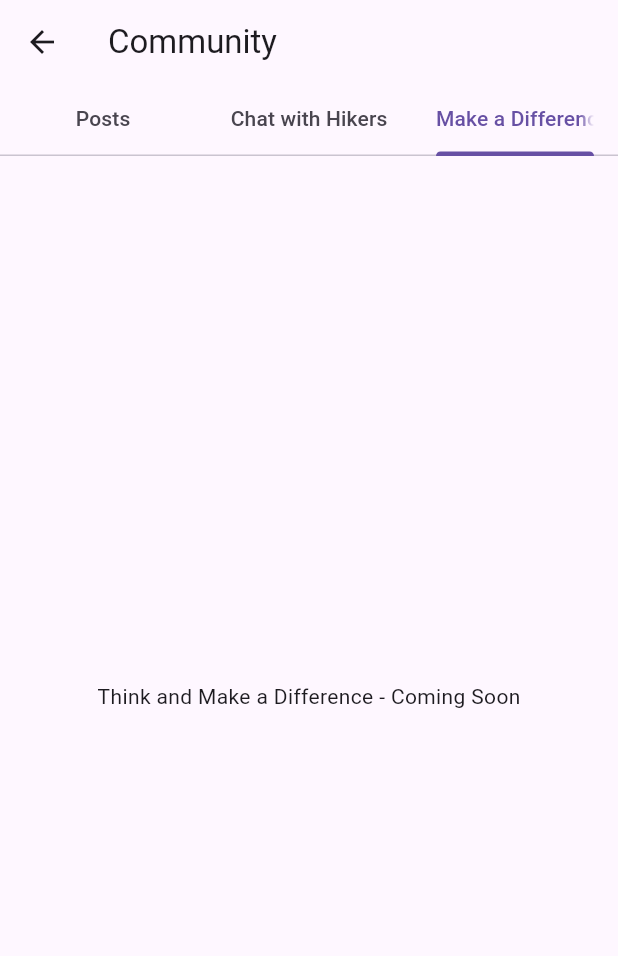
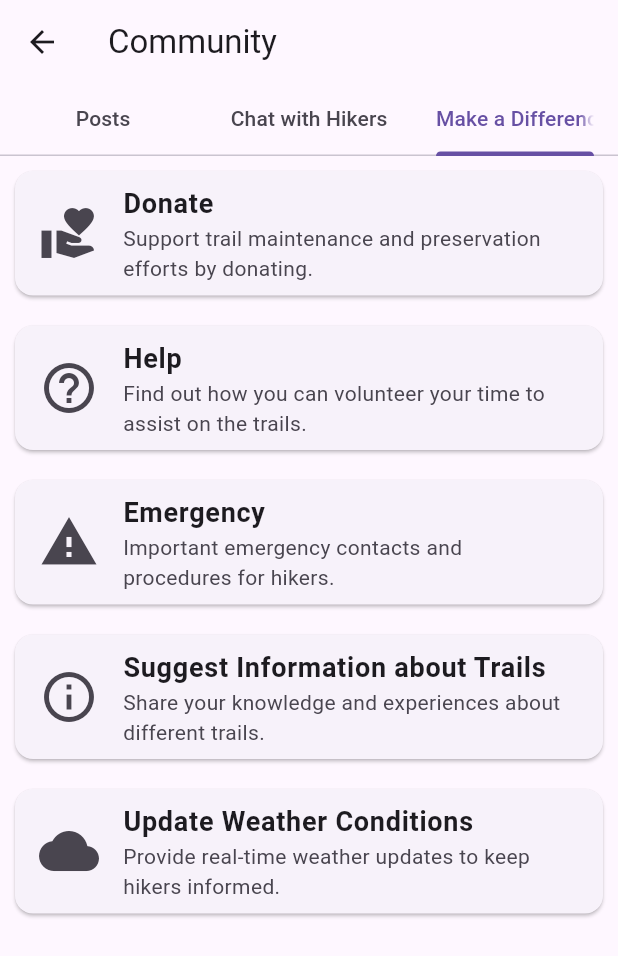
Before and after one commit to ReapredatoR/serendib_trails, a Flutter app: the CommunityScreen screen opened directly, tab 3 chosen, on a phone screen of 412 x 824 dp. Shown: the top 956 px of the screen. Run offline on Flutter 3.47's test engine with Material 3 defaults, Android fonts, the light colour scheme and no system bars.

Commit message:
"make a difference" tab under "community"

```diff
--- a/lib/screens/community_screen.dart
+++ b/lib/screens/community_screen.dart
@@ -16,16 +16,89 @@ class _CommunityScreenState extends State<CommunityScreen> {
       'comments': 45,
     },
     {
-      'image': 'lib/images/QVZkVjV3b1FkWFNpU09WRg.jpeg',
+      'image': 'lib/images/2.jpeg',
       'title': 'Exploring the Dolukanda (දොලුකන්ද)',
       'likes': 80,
       'comments': 30,
     },
     {
-      'image': 'lib/images/QVZkVjV3b1FkWFNpU09WRg.jpeg',
-      'title': 'Exploring the Knuckles Mountain Range',
+      'image': 'lib/images/3.jpg',
+      'title': 'Sunrise from the top of the Great Western!',
       'likes': 200,
       'comments': 70,
+    },
+  ];
+
+  final List<Map<String, dynamic>> _chats = [
+    {
+      'profilePic': 'lib/images/profile1.jpg',
+      'name': 'Hiker Joe',
+      'message': 'Are we meeting at the trailhead?',
+      'unreadMessages': 0,
+      'lastSeen': '2 hours ago'
+    },
+    {
+      'profilePic': 'lib/images/profile2.jpg',
+      'name': 'TrailBlazer Sue',
+      'message': 'I saw an amazing waterfall!',
+      'unreadMessages': 3,
+      'lastSeen': 'just now'
+    },
+    {
+      'profilePic': 'lib/images/profile3.jpg',
+      'name': 'Mountain Mike',
+      'message': 'When is our next hike?',
+      'unreadMessages': 1,
+      'lastSeen': '1 hour ago'
+    },
+    {
+      'profilePic': 'lib/images/profile4.jpg',
+      'name': 'Adventure Amy',
+      'message': 'Check out these photos!',
+      'unreadMessages': 0,
+      'lastSeen': '30 mins ago'
+    },
+    {
+      'profilePic': 'lib/images/profile5.jpg',
+      'name': 'Nature Nate',
+      'message': 'The trail was tough but worth it!',
+      'unreadMessages': 5,
+      'lastSeen': '10 mins ago'
+    },
+    {
+      'profilePic': 'lib/images/profile6.jpg',
+      'name': 'Hiker Hannah',
+      'message': 'I loved the sunrise view!',
+      'unreadMessages': 2,
+      'lastSeen': '3 hours ago'
+    },
+    {
+      'profilePic': 'lib/images/profile7.jpg',
+      'name': 'Wanderer Will',
+      'message': 'Anyone up for a night hike?',
+      'unreadMessages': 4,
+      'lastSeen': 'yesterday'
+    },
+    {
+      'profilePic': 'lib/images/profile8.jpg',
+      'name': 'Explorer Eva',
+      'message': 'The weather was perfect today!',
+      'unreadMessages': 0,
+      'lastSeen': '5 hours ago'
+    },
+    {
+      'profilePic': 'lib/images/profile9.jpg',
+      'name': 'Rover Rick',
+      'message': 'The trail is closed next week.',
+      'unreadMessages': 3,
+      'lastSeen': '2 days ago'
+    },
+    {
+      'profilePic': 'lib/images/profile10.jpg',
+      'name': 'Hiker Helen',
+      'message': 'Looking forward to the next adventure!',
+      'unreadMessages': 0,
+      'lastSeen': 'yesterday'
     },
   ];
 
@@ -44,7 +117,7 @@ class _CommunityScreenState extends State<CommunityScreen> {
           Image.asset(
             post['image'],
             fit: BoxFit.cover,
-            height: 200, // Fixed height for all images
+            height: 200,
             width: double.infinity,
           ),
           Padding(
@@ -72,8 +145,52 @@ class _CommunityScreenState extends State<CommunityScreen> {
                 onPressed: () {},
               ),
             ],
-          )
+          ),
         ],
+      ),
+    );
+  }
+
+  Widget _buildChat(Map<String, dynamic> chat) {
+    return ListTile(
+      leading: CircleAvatar(
+        backgroundImage: AssetImage(chat['profilePic']),
+      ),
+      title: Text(chat['name']),
+      subtitle: Text(chat['message']),
+      trailing: Column(
+        mainAxisAlignment: MainAxisAlignment.center,
+        children: [
+          if (chat['unreadMessages'] > 0)
+            CircleAvatar(
+              radius: 10,
+              backgroundColor: Colors.green,
+              child: Text(
+                chat['unreadMessages'].toString(),
+                style: TextStyle(color: Colors.white, fontSize: 12),
+              ),
+            ),
+          if (chat['unreadMessages'] == 0) Text(chat['lastSeen']),
+        ],
+      ),
+      onTap: () {
+        // Navigate to chat details screen
+      },
+    );
+  }
+
+  Widget _buildMakeADifferenceSection(
+      String title, IconData icon, String content) {
+    return Card(
+      margin: EdgeInsets.all(10.0),
+      child: ListTile(
+        leading: Icon(icon, size: 40),
+        title: Text(title,
+            style: TextStyle(fontSize: 18, fontWeight: FontWeight.bold)),
+        subtitle: Text(content),
+        onTap: () {
+          // Handle tap if needed
+        },
       ),
     );
   }
@@ -103,8 +220,41 @@ class _CommunityScreenState extends State<CommunityScreen> {
                 return _buildPost(_posts[index]);
               },
             ),
-            Center(child: Text('Chat with other hikers - Coming Soon')),
-            Center(child: Text('Think and Make a Difference - Coming Soon')),
+            ListView.builder(
+              itemCount: _chats.length,
+              itemBuilder: (context, index) {
+                return _buildChat(_chats[index]);
+              },
+            ),
+            ListView(
+              children: <Widget>[
+                _buildMakeADifferenceSection(
+                  'Donate',
+                  Icons.volunteer_activism,
+                  'Support trail maintenance and preservation efforts by donating.',
+                ),
+                _buildMakeADifferenceSection(
+                  'Help',
+                  Icons.help_outline,
+                  'Find out how you can volunteer your time to assist on the trails.',
+                ),
+                _buildMakeADifferenceSection(
+                  'Emergency',
+                  Icons.warning,
+                  'Important emergency contacts and procedures for hikers.',
+                ),
+                _buildMakeADifferenceSection(
+                  'Suggest Information about Trails',
+                  Icons.info_outline,
+                  'Share your knowledge and experiences about different trails.',
+                ),
+                _buildMakeADifferenceSection(
+                  'Update Weather Conditions',
+                  Icons.cloud,
+                  'Provide real-time weather updates to keep hikers informed.',
+                ),
+              ],
+            ),
           ],
         ),
       ),
```
Also changed, not shown: lib/images/2.jpeg (renamed from lib/images/QVZkVjV3b1FkWFNpU09WRg.jpeg), lib/images/3.jpg (added).
